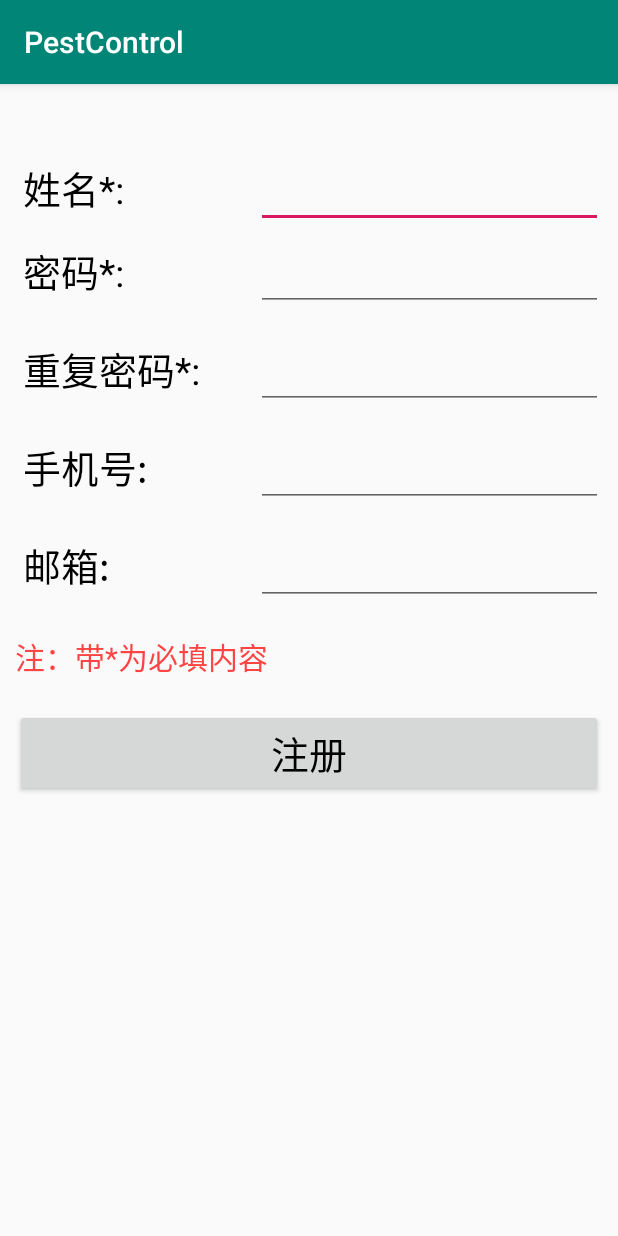
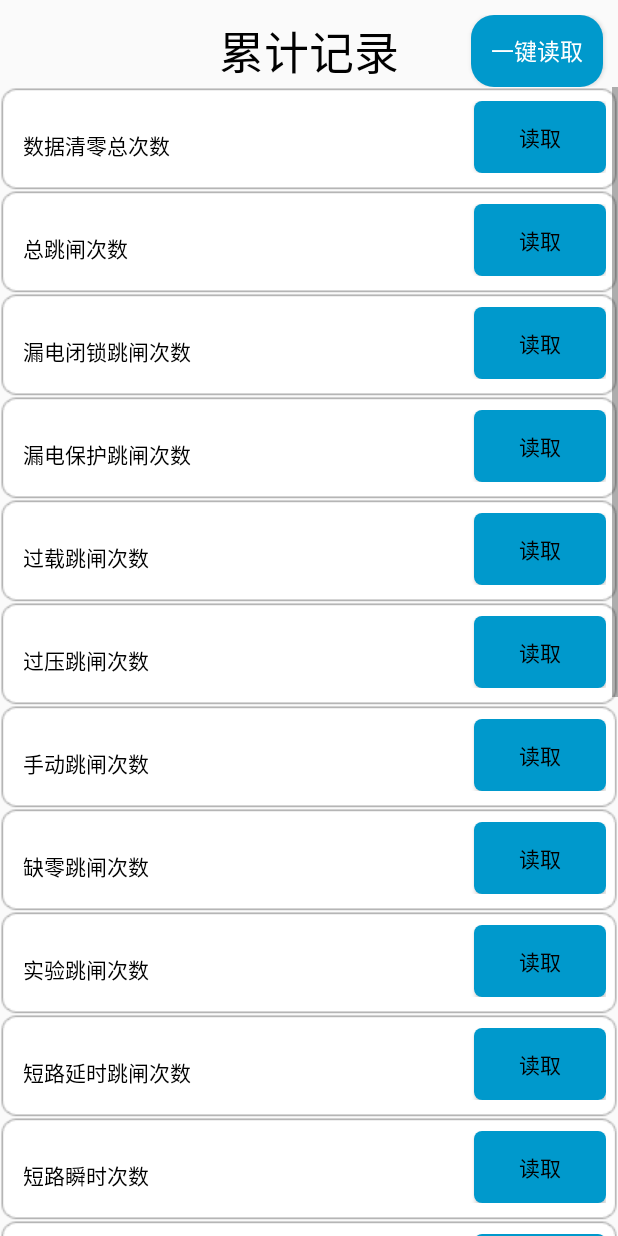
Before and after one commit to lgxzzz/CircuitBreaker, an Android app: the SelectPagerActivity screen opened directly, with no data from a screen before it, after a tap on "累计记录", on a phone screen of 412 x 824 dp. Run offline under Robolectric (Android 15) with nearby library versions, the phone set to English and light mode, and no system bars.

Commit message:
add code

```diff
--- a/app/src/main/AndroidManifest.xml
+++ b/app/src/main/AndroidManifest.xml
@@ -10,7 +10,7 @@
         android:roundIcon="@mipmap/ic_launcher_round"
         android:supportsRtl="true"
         android:theme="@style/AppTheme">4e
-        <activity android:name=".SplashActivity"
+        <activity android:name=".LoginActivity"
             android:windowSoftInputMode="adjustPan"
             >
             <intent-filter>
@@ -22,9 +22,9 @@
         <activity android:name=".MainActivity"
             android:windowSoftInputMode="adjustPan"
             ></activity>
-        <activity android:name=".LoginActivity"></activity>
         <activity android:name=".RegisterActivity"></activity>
         <activity android:name=".SelectPagerActivity"></activity>
+        <activity android:name=".ParamsActivity"></activity>
     </application>
 
 </manifest>
--- a/app/src/main/java/com/circuit/breaker/ParamsActivity.java
+++ b/app/src/main/java/com/circuit/breaker/ParamsActivity.java
@@ -3,13 +3,23 @@ package com.circuit.breaker;
 import android.app.Activity;
 import android.content.Intent;
 import android.os.Bundle;
+import android.view.LayoutInflater;
 import android.view.View;
 import android.widget.Button;
 import android.widget.LinearLayout;
 import android.widget.TextView;
 
+import com.circuit.breaker.bean.Param;
 import com.circuit.breaker.bean.Params;
 import com.circuit.breaker.bean.Params1;
+import com.circuit.breaker.bean.Params2;
+import com.circuit.breaker.bean.Params3;
+
+import java.util.ArrayList;
+import java.util.HashMap;
+import java.util.LinkedHashMap;
+import java.util.List;
+import java.util.Map;
 
 /**
  * 参数界面
@@ -22,6 +32,8 @@ public class ParamsActivity extends Activity implements View.OnClickListener{
     //内容布局
     private LinearLayout mParentView;
 
+    //显示集合
+    List<View> mValueViews = new ArrayList<>();
 
     String mTitile;
     String mType;
@@ -48,15 +60,38 @@ public class ParamsActivity extends Activity implements View.OnClickListener{
         mTitleBtn.setText(mTitile);
 
         mOneKeyBtn.setOnClickListener(this);
-
+        LinkedHashMap<String, Param> mNameMap = null;
         if (mType.equals("参数变量")){
-             Params1 param1 = mParams.getParams1();
-
+            Params1 param1 = mParams.getParams1();
+            mNameMap = param1.getNameMap();
 
         }else if (mType.equals("当前变量")){
-
+            Params2 param2 = mParams.getParams2();
+            mNameMap = param2.getNameMap();
         }if (mType.equals("累计记录")){
-
+            Params3 param3 = mParams.getParams3();
+            mNameMap = param3.getNameMap();
+        }
+        //动态添加参数布局
+        if (mNameMap!=null){
+            for ( Map.Entry<String,Param> entry : mNameMap.entrySet()) {
+                Param param = entry.getValue();
+                View itemView = LayoutInflater.from(ParamsActivity.this).inflate(R.layout.params_item, null);
+                TextView titleTv = itemView.findViewById(R.id.params_title);
+                final TextView valueTv = itemView.findViewById(R.id.params_value);
+                valueTv.setText(param.getValue());
+                valueTv.setVisibility(View.GONE);
+                Button getValueBtn = itemView.findViewById(R.id.params_get_btn);
+                titleTv.setText(param.getName());
+                getValueBtn.setOnClickListener(new View.OnClickListener() {
+                    @Override
+                    public void onClick(View v) {
+                        valueTv.setVisibility(View.VISIBLE);
+                    }
+                });
+                mValueViews.add(valueTv);
+                mParentView.addView(itemView);
+            }
         }
     }
 
@@ -64,7 +99,10 @@ public class ParamsActivity extends Activity implements View.OnClickListener{
     public void onClick(View v) {
         switch (v.getId()){
             case R.id.one_key_btn:
-                startActivity(new Intent(ParamsActivity.this, RegisterActivity.class));
+                for (int i=0;i<mValueViews.size();i++){
+                    View view = mValueViews.get(i);
+                    view.setVisibility(View.VISIBLE);
+                }
                 break;
         }
     }
--- a/app/src/main/java/com/circuit/breaker/SelectPagerActivity.java
+++ b/app/src/main/java/com/circuit/breaker/SelectPagerActivity.java
@@ -13,7 +13,9 @@ import android.widget.ImageView;
 import android.widget.TextView;
 import android.widget.Toast;
 
+import com.circuit.breaker.bean.Params;
 import com.circuit.breaker.data.DBManger;
+import com.circuit.breaker.data.DataBase;
 
 /**
  * 选择查看界面
@@ -26,6 +28,7 @@ public class SelectPagerActivity extends Activity implements View.OnClickListene
     //累计记录
     private Button mParamsBtn3;
 
+    Params mParams;
 
     @Override
     protected void onCreate(Bundle savedInstanceState) {
@@ -35,6 +38,8 @@ public class SelectPagerActivity extends Activity implements View.OnClickListene
     }
 
     public void init(){
+
+        mParams = DataBase.createDefaultParams();
 
         mParamsBtn1 = findViewById(R.id.param1_btn);
         mParamsBtn2 = findViewById(R.id.param2_btn);
@@ -47,16 +52,25 @@ public class SelectPagerActivity extends Activity implements View.OnClickListene
 
     @Override
     public void onClick(View v) {
+        Intent intent = new Intent(SelectPagerActivity.this, ParamsActivity.class);
         switch (v.getId()){
             case R.id.param1_btn:
-                startActivity(new Intent(SelectPagerActivity.this, RegisterActivity.class));
+                intent.putExtra("title", "参数变量");
+                intent.putExtra("type", "参数变量");
+
                 break;
             case R.id.param2_btn:
-                startActivity(new Intent(SelectPagerActivity.this, RegisterActivity.class));
+                intent.putExtra("title", "当前变量");
+                intent.putExtra("type", "当前变量");
                 break;
             case R.id.param3_btn:
-                startActivity(new Intent(SelectPagerActivity.this, RegisterActivity.class));
+                intent.putExtra("title", "累计记录");
+                intent.putExtra("type", "累计记录");
                 break;
         }
+        Bundle b = new Bundle();
+        b.putSerializable("params",mParams);
+        intent.putExtras(b);
+        startActivity(intent);
     }
 }
--- /dev/null
+++ b/app/src/main/java/com/circuit/breaker/bean/Param.java
@@ -0,0 +1,27 @@
+package com.circuit.breaker.bean;
+//参数子项
+public class Param {
+    String value;
+    String name;
+
+    public Param(String name,String value){
+        this.name = name;
+        this.value = value;
+    }
+
+    public String getValue() {
+        return value;
+    }
+
+    public void setValue(String value) {
+        this.value = value;
+    }
+
+    public String getName() {
+        return name;
+    }
+
+    public void setName(String name) {
+        this.name = name;
+    }
+}
--- a/app/src/main/java/com/circuit/breaker/bean/Params.java
+++ b/app/src/main/java/com/circuit/breaker/bean/Params.java
@@ -1,6 +1,9 @@
 package com.circuit.breaker.bean;
 
-public class Params {
+
+import java.io.Serializable;
+
+public class Params implements Serializable {
     Params1 params1;
     Params2 params2;
     Params3 params3;
--- a/app/src/main/java/com/circuit/breaker/bean/Params3.java
+++ b/app/src/main/java/com/circuit/breaker/bean/Params3.java
@@ -1,6 +1,9 @@
 package com.circuit.breaker.bean;
 
-public class Params3 {
+import java.io.Serializable;
+import java.util.LinkedHashMap;
+
+public class Params3 implements Serializable {
     String P3_ID;
     String P3_DATA_CLEAR_COUNT;
     String P3_ALL_TIAOZHA_COUNT;
@@ -23,6 +26,35 @@ public class Params3 {
     String P3_BAOHUSHJIAN_INCREATE_COUNT;
     String P3_TUICHULOUDIANBAOHU_COUNT;
     String P3_SHEBEIYUNXINGSHIJIAN_COUNT;
+
+    LinkedHashMap<String,Param> mNameMap = new LinkedHashMap<>();
+
+    public LinkedHashMap<String,Param> getNameMap(){
+        mNameMap.clear();
+        mNameMap.put("P3_DATA_CLEAR_COUNT", new Param("数据清零总次数",P3_DATA_CLEAR_COUNT));
+        mNameMap.put("P3_ALL_TIAOZHA_COUNT", new Param("总跳闸次数",P3_ALL_TIAOZHA_COUNT));
+        mNameMap.put("P3_LOUDIANBISUO_TIAOZHA_COUNT", new Param("漏电闭锁跳闸次数",P3_LOUDIANBISUO_TIAOZHA_COUNT));
+        mNameMap.put("P3_LOUDIANBAOHU_TIAOZHA_COUNT", new Param("漏电保护跳闸次数",P3_LOUDIANBAOHU_TIAOZHA_COUNT));
+        mNameMap.put("P3_GUOZHAI_TIAOZHA_COUNT", new Param("过载跳闸次数",P3_GUOZHAI_TIAOZHA_COUNT));
+        mNameMap.put("P3_GUOYA_TIAOZHA_COUNT", new Param("过压跳闸次数",P3_GUOYA_TIAOZHA_COUNT));
+        mNameMap.put("P3_SHOUDONG_TIAOZHA_COUNT", new Param("手动跳闸次数",P3_SHOUDONG_TIAOZHA_COUNT));
+        mNameMap.put("P3_QUELING_TIAOZHA_COUNT", new Param("缺零跳闸次数",P3_QUELING_TIAOZHA_COUNT));
+        mNameMap.put("P3_SHIYAN_TIAOZHA_COUNT", new Param("实验跳闸次数",P3_SHIYAN_TIAOZHA_COUNT));
+        mNameMap.put("P3_DUANLU_TIAOZHA_COUNT", new Param("短路延时跳闸次数",P3_DUANLU_TIAOZHA_COUNT));
+        mNameMap.put("P3_DUANLU_SHUNSHI_COUNT", new Param("短路瞬时次数",P3_DUANLU_SHUNSHI_COUNT));
+        mNameMap.put("P3_QIANYA_TIAOZHA_COUNT", new Param("欠压跳闸次数",P3_QIANYA_TIAOZHA_COUNT));
+        mNameMap.put("P3_QUEXIANG_TIAOZHA_COUNT", new Param("缺相跳闸次数",P3_QUEXIANG_TIAOZHA_COUNT));
+        mNameMap.put("P3_EXCEP_INCREATE_COUNT", new Param("异常告警新增次数",P3_EXCEP_INCREATE_COUNT));
+        mNameMap.put("P3_BAOHU_TOUTUI_COUNT", new Param("保护功能投退次数",P3_BAOHU_TOUTUI_COUNT));
+        mNameMap.put("P3_GAOYASHIFU_COUNT", new Param("高压失复电次数",P3_GAOYASHIFU_COUNT));
+        mNameMap.put("P3_ZHAWEI_INCREATE_COUNT", new Param("闸位变化新增次数",P3_ZHAWEI_INCREATE_COUNT));
+        mNameMap.put("P3_ZIJIAN_INCREATE_COUNT", new Param("自检保护新增次数",P3_ZIJIAN_INCREATE_COUNT));
+        mNameMap.put("P3_BAOHUSHJIAN_INCREATE_COUNT", new Param("保护时间新增次数",P3_BAOHUSHJIAN_INCREATE_COUNT));
+        mNameMap.put("P3_TUICHULOUDIANBAOHU_COUNT", new Param("退出漏电保护次数",P3_TUICHULOUDIANBAOHU_COUNT));
+        mNameMap.put("P3_SHEBEIYUNXINGSHIJIAN_COUNT", new Param("设备运行时间累计",P3_SHEBEIYUNXINGSHIJIAN_COUNT));
+
+        return mNameMap;
+    }
 
     public String getP3_ID() {
         return P3_ID;
--- a/app/src/main/java/com/circuit/breaker/data/DataBase.java
+++ b/app/src/main/java/com/circuit/breaker/data/DataBase.java
@@ -1,9 +1,165 @@
 package com.circuit.breaker.data;
+
+import com.circuit.breaker.bean.Param;
+import com.circuit.breaker.bean.Params;
+import com.circuit.breaker.bean.Params1;
+import com.circuit.breaker.bean.Params2;
+import com.circuit.breaker.bean.Params3;
 
 public class DataBase {
 
-    String [] mDefaultParams1 = new String[]{
-            "",
+    static String [] mDefaultParams1 = new String[]{
+            "00000000000011",
+            "6C6916C20001",
+            "-",
+            "0400V",
+            "0400A",
+            "0400A",
+            "10040001",
+            "20190720",
+            "DL645-2007",
+            "A065769",
+            "JSRCD-SOFT-A065769-1801-5.00.00",
+            "JSRCD-HARD-A065769-1801-3.00.00",
+            "300504451222444447794164FFFF",
+            "6044444447794164FFFF",
+            "2005544447794164FFFF",
+            "20S-60S",
+            "AC",
+            "-"
     };
 
+    static String [] mDefaultParams2 = new String[]{
+            "215.0V",
+            "000V",
+            "000V",
+            "0000.0A",
+            "0010.0A",
+            "0010.0A",
+            "00mA",
+            "000mA",
+            "0300mA",
+            "0060mS",
+            "00",
+            "0000.0A",
+            "0010.0A",
+            "0010.0A",
+            "27",
+            "48",
+    };
+
+    static String [] mDefaultParams3 = new String[]{
+            "000000",
+            "0862",
+            "0002",
+            "0811",
+            "0000",
+            "0000",
+            "0017",
+            "0000",
+            "0031",
+            "0000",
+            "0000",
+            "0000",
+            "0000",
+            "-",
+            "-",
+            "-",
+            "-",
+            "-",
+            "-",
+            "01",
+            "00000005"
+    };
+
+    static Params1 createDefaultParams1(){
+        Params1 params1 = new Params1();
+        params1.setP1_ID(getRandom_ID());
+        params1.setP1_ADDRESS(mDefaultParams1[0]);
+        params1.setP1_NUMBER(mDefaultParams1[1]);
+        params1.setP1_ZICAN_NUMBER(mDefaultParams1[2]);
+        params1.setP1_EX_VOL(mDefaultParams1[3]);
+        params1.setP1_RATE_DIANLIU(mDefaultParams1[4]);
+        params1.setP1_JIAKE_DIANLIU(mDefaultParams1[5]);
+        params1.setP1_DEVICE_NUMBER(mDefaultParams1[6]);
+        params1.setP1_PRODUCE_TIME(mDefaultParams1[7]);
+        params1.setP1_AGREEN_VERSION(mDefaultParams1[8]);
+        params1.setP1_FAC_NUMBER(mDefaultParams1[9]);
+        params1.setP1_GUJIAN_VERSION(mDefaultParams1[10]);
+        params1.setP1_YINGJIAN_VERSION(mDefaultParams1[11]);
+        params1.setP1_EX_SHENGYUDIANLIU(mDefaultParams1[12]);
+        params1.setP1_EX_JIXIAN(mDefaultParams1[13]);
+        params1.setP1_EX_FENDUAN_TIME(mDefaultParams1[14]);
+        params1.setP1_ZIDONGCHIONGHE_TIME(mDefaultParams1[15]);
+        params1.setP1_TYPE(mDefaultParams1[16]);
+        params1.setP1_ANZHUANG(mDefaultParams1[17]);
+        return params1;
+    }
+
+    static Params2 createDefaultParams2(){
+        Params2 params2 = new Params2();
+        params2.setP2_ID(getRandom_ID());
+        params2.setP2_DIANYA_A(mDefaultParams2[0]);
+        params2.setP2_DIANYA_B(mDefaultParams2[1]);
+        params2.setP2_DIANYA_C(mDefaultParams2[2]);
+        params2.setP2_DIANLIU_A(mDefaultParams2[3]);
+        params2.setP2_DIANLIU_B(mDefaultParams2[4]);
+        params2.setP2_DIANLIU_C(mDefaultParams2[5]);
+        params2.setP2_REMAIN_DIANLIU(mDefaultParams2[6]);
+        params2.setP2_REMAIN_DIANLIU_VALUE(mDefaultParams2[7]);
+        params2.setP2_REMAIN_DIANLIU_DONGZUO(mDefaultParams2[8]);
+        params2.setP2_JIXIAN_BUQUDONG_TIME(mDefaultParams2[9]);
+        params2.setP2_SANXIANG(mDefaultParams2[10]);
+        params2.setP2_SANXIANG_A(mDefaultParams2[11]);
+        params2.setP2_SANXIANG_B(mDefaultParams2[12]);
+        params2.setP2_SANXIANG_C(mDefaultParams2[13]);
+        params2.setP2_DEVICE_1(mDefaultParams2[14]);
+        params2.setP2_DEVICE_2(mDefaultParams2[15]);
+        return params2;
+    }
+
+    static Params3 createDefaultParams3(){
+        Params3 params3 = new Params3();
+        params3.setP3_ID(getRandom_ID());
+        params3.setP3_DATA_CLEAR_COUNT(mDefaultParams3[0]);
+        params3.setP3_ALL_TIAOZHA_COUNT(mDefaultParams3[1]);
+        params3.setP3_LOUDIANBISUO_TIAOZHA_COUNT(mDefaultParams3[2]);
+        params3.setP3_LOUDIANBAOHU_TIAOZHA_COUNT(mDefaultParams3[3]);
+        params3.setP3_GUOZHAI_TIAOZHA_COUNT(mDefaultParams3[4]);
+        params3.setP3_GUOYA_TIAOZHA_COUNT(mDefaultParams3[5]);
+        params3.setP3_SHOUDONG_TIAOZHA_COUNT(mDefaultParams3[6]);
+        params3.setP3_QUELING_TIAOZHA_COUNT(mDefaultParams3[7]);
+        params3.setP3_SHIYAN_TIAOZHA_COUNT(mDefaultParams3[8]);
+        params3.setP3_DUANLU_TIAOZHA_COUNT(mDefaultParams3[9]);
+        params3.setP3_DUANLU_SHUNSHI_COUNT(mDefaultParams3[10]);
+        params3.setP3_QIANYA_TIAOZHA_COUNT(mDefaultParams3[11]);
+        params3.setP3_QUEXIANG_TIAOZHA_COUNT(mDefaultParams3[12]);
+        params3.setP3_EXCEP_INCREATE_COUNT(mDefaultParams3[13]);
+        params3.setP3_BAOHU_TOUTUI_COUNT(mDefaultParams3[14]);
+        params3.setP3_GAOYASHIFU_COUNT(mDefaultParams3[15]);
+        params3.setP3_ZHAWEI_INCREATE_COUNT(mDefaultParams3[16]);
+        params3.setP3_ZIJIAN_INCREATE_COUNT(mDefaultParams3[17]);
+        params3.setP3_BAOHUSHJIAN_INCREATE_COUNT(mDefaultParams3[18]);
+        params3.setP3_TUICHULOUDIANBAOHU_COUNT(mDefaultParams3[19]);
+        params3.setP3_SHEBEIYUNXINGSHIJIAN_COUNT(mDefaultParams3[20]);
+        return params3;
+    }
+
+    //生成一个默认数据
+    public static Params createDefaultParams(){
+        Params params = new Params();
+        params.setParams1(createDefaultParams1());
+        params.setParams2(createDefaultParams2());
+        params.setParams3(createDefaultParams3());
+        return params;
+    }
+
+    //生成随机id
+    static String getRandom_ID(){
+        String strRand="P" ;
+        for(int i=0;i<10;i++){
+            strRand += String.valueOf((int)(Math.random() * 10)) ;
+        }
+        return strRand;
+    }
 }
--- /dev/null
+++ b/app/src/main/res/drawable/shape1.xml
@@ -0,0 +1,18 @@
+<?xml version="1.0" encoding="utf-8"?>
+<shape xmlns:android="http://schemas.android.com/apk/res/android"
+    android:shape="rectangle" >
+
+    <!-- 填充的颜色 -->
+    <solid android:color="@android:color/holo_blue_dark" />
+
+    <!-- 设置按钮的四个角为弧形 -->
+    <!-- android:radius 弧形的半径 -->
+    <corners android:radius="5dip" />
+
+    <!-- padding：Button里面的文字与Button边界的间隔 -->
+    <padding
+        android:bottom="3dp"
+        android:left="3dp"
+        android:right="3dp"
+        android:top="3dp" />
+</shape>
--- a/app/src/main/res/layout/activity_params.xml
+++ b/app/src/main/res/layout/activity_params.xml
@@ -34,8 +34,7 @@
            />
    </RelativeLayout>
    <ScrollView
-       android:layout_width="0dp"
-       android:layout_weight="1"
+       android:layout_width="match_parent"
        android:layout_height="wrap_content">
        <LinearLayout
            android:layout_width="match_parent"
--- a/app/src/main/res/layout/activity_register.xml
+++ b/app/src/main/res/layout/activity_register.xml
@@ -90,6 +90,7 @@
         android:layout_height="wrap_content"
         android:orientation="horizontal"
         android:layout_margin="10dp"
+        android:visibility="gone"
         >
         <TextView
             android:layout_width="150dp"
@@ -116,6 +117,7 @@
         android:layout_height="wrap_content"
         android:orientation="horizontal"
         android:layout_margin="10dp"
+        android:visibility="gone"
         >
         <TextView
             android:layout_width="150dp"
--- /dev/null
+++ b/app/src/main/res/layout/params_item.xml
@@ -0,0 +1,35 @@
+<?xml version="1.0" encoding="utf-8"?>
+<LinearLayout xmlns:android="http://schemas.android.com/apk/res/android"
+    android:layout_width="match_parent"
+    android:layout_height="match_parent"
+    android:orientation="horizontal"
+    android:fitsSystemWindows="true"
+    android:background="@drawable/backgroud1"
+    >
+    <TextView
+        android:layout_width="0dp"
+        android:layout_height="wrap_content"
+        android:layout_weight="1"
+        android:text="内容"
+        android:textColor="@android:color/black"
+        android:id="@+id/params_title"
+        android:layout_margin="5dp"
+        ></TextView>
+    <TextView
+        android:layout_width="0dp"
+        android:layout_height="wrap_content"
+        android:layout_weight="1"
+        android:text="值"
+        android:textColor="@android:color/black"
+        android:id="@+id/params_value"
+        android:layout_margin="5dp"
+        ></TextView>
+    <Button
+        android:layout_width="wrap_content"
+        android:layout_height="wrap_content"
+        android:text="读取"
+        android:textColor="@android:color/black"
+        android:id="@+id/params_get_btn"
+        android:background="@drawable/shape1"
+        ></Button>
+</LinearLayout>
```
Also changed, not shown: app/src/main/java/com/circuit/breaker/LoginActivity.java (+0 -11 lines), app/src/main/java/com/circuit/breaker/bean/Params1.java (+32 -1 lines), app/src/main/java/com/circuit/breaker/bean/Params2.java (+28 -1 lines), app/src/main/java/com/circuit/breaker/util/FragmentUtils.java (deleted, +0 -27 lines), app/src/main/res/layout/activity_login.xml (+0 -28 lines).
